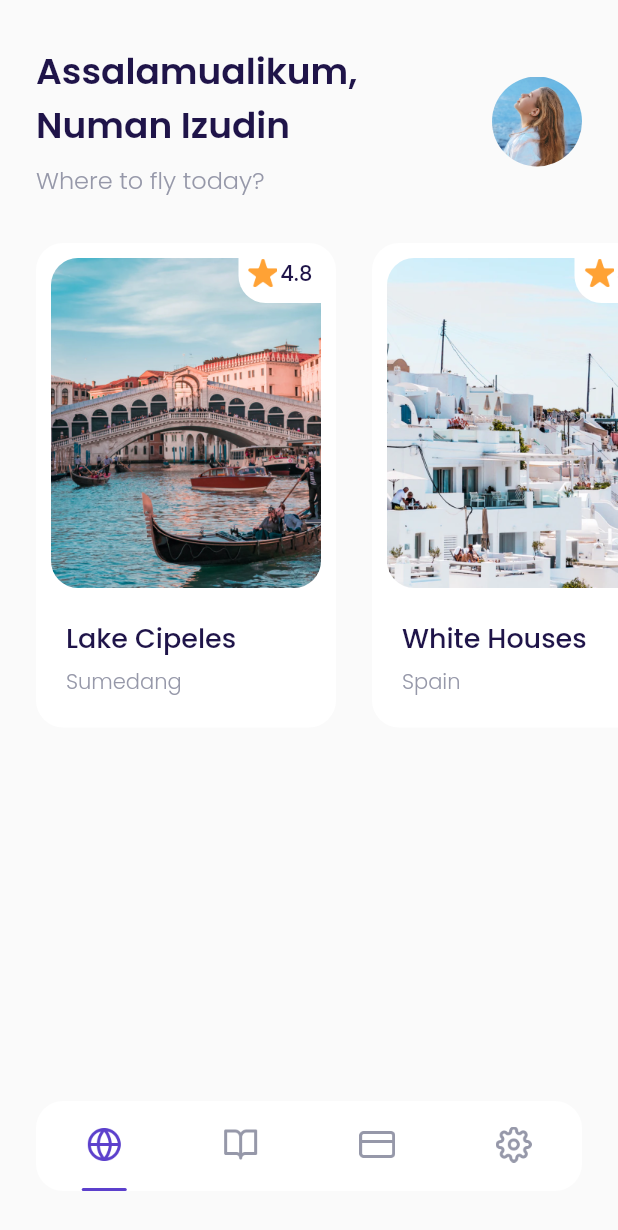
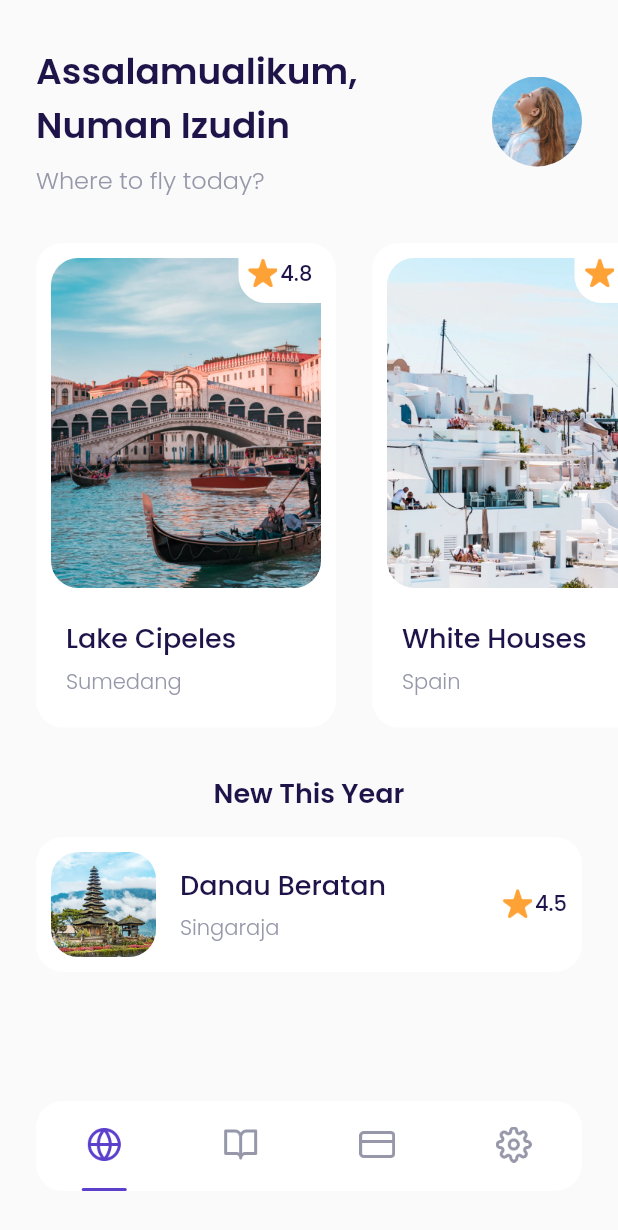
Before and after one commit to numanizudin/airplane, a Flutter app: the MainPage screen opened by its route, on a phone screen of 412 x 824 dp. Shown: the top 1230 px of the screen. Run offline on Flutter 3.47's test engine with Material 2 defaults, Android fonts, the phone set to English and light mode, and no system bars; our stand-ins replace google_fonts.

Commit message:
destination tile

```diff
--- a/lib/ui/pages/home_page.dart
+++ b/lib/ui/pages/home_page.dart
@@ -1,5 +1,6 @@
 import 'package:airplane/shared/theme.dart';
 import 'package:airplane/ui/widgets/destination_card.dart';
+import 'package:airplane/ui/widgets/destination_tile.dart';
 import 'package:flutter/material.dart';
 
 class HomePage extends StatelessWidget {
@@ -65,31 +66,31 @@ class HomePage extends StatelessWidget {
           scrollDirection: Axis.horizontal,
           child: Row(
             children: [
-              DestionationCard(
+              DestinationCard(
                 name: 'Lake Cipeles',
                 city: 'Sumedang',
                 imageUrl: 'assets/image_destination1.png',
                 rating: 4.8,
               ),
-              DestionationCard(
+              DestinationCard(
                 name: 'White Houses',
                 city: 'Spain',
                 imageUrl: 'assets/image_destination2.png',
                 rating: 4.7,
               ),
-              DestionationCard(
+              DestinationCard(
                 name: 'Hill Heyo',
                 city: 'Monaco',
                 imageUrl: 'assets/image_destination3.png',
                 rating: 4.8,
               ),
-              DestionationCard(
+              DestinationCard(
                 name: 'Menarra',
                 city: 'Japan',
                 imageUrl: 'assets/image_destination4.png',
                 rating: 5.0,
               ),
-              DestionationCard(
+              DestinationCard(
                 name: 'Payung Teduh',
                 city: 'Singapore',
                 imageUrl: 'assets/image_destination5.png',
@@ -101,10 +102,33 @@ class HomePage extends StatelessWidget {
       );
     }
 
+    Widget newDestination() {
+      return Container(
+        margin: EdgeInsets.only(
+          top: 30,
+          left: defaultMargin,
+          right: defaultMargin,
+        ),
+        child: Column(
+          children: [
+            Text(
+              'New This Year',
+              style: blackTextStyle.copyWith(
+                fontSize: 18,
+                fontWeight: semiBold,
+              ),
+            ),
+            DestinationTile(),
+          ],
+        ),
+      );
+    }
+
     return ListView(
       children: [
         header(),
         popularDestination(),
+        newDestination(),
       ],
     );
   }
--- a/lib/ui/widgets/destination_card.dart
+++ b/lib/ui/widgets/destination_card.dart
@@ -1,13 +1,13 @@
 import 'package:airplane/shared/theme.dart';
 import 'package:flutter/material.dart';
 
-class DestionationCard extends StatelessWidget {
+class DestinationCard extends StatelessWidget {
   final String name;
   final String city;
   final String imageUrl;
   final double rating;
 
-  const DestionationCard({
+  const DestinationCard({
     Key? key,
     required this.name,
     required this.city,
--- /dev/null
+++ b/lib/ui/widgets/destination_tile.dart
@@ -0,0 +1,81 @@
+import 'package:airplane/shared/theme.dart';
+import 'package:flutter/material.dart';
+
+class DestinationTile extends StatelessWidget {
+  const DestinationTile({Key? key}) : super(key: key);
+
+  @override
+  Widget build(BuildContext context) {
+    return Container(
+      margin: EdgeInsets.only(top: 16),
+      padding: EdgeInsets.all(10),
+      decoration: BoxDecoration(
+        color: kWhiteColor,
+        borderRadius: BorderRadius.circular(18),
+      ),
+      child: Row(
+        children: [
+          Container(
+            height: 70,
+            width: 70,
+            margin: EdgeInsets.only(right: 16),
+            decoration: BoxDecoration(
+              borderRadius: BorderRadius.circular(18),
+              image: DecorationImage(
+                fit: BoxFit.cover,
+                image: AssetImage(
+                  'assets/image_destination6.png',
+                ),
+              ),
+            ),
+          ),
+          Expanded(
+            child: Column(
+              crossAxisAlignment: CrossAxisAlignment.start,
+              children: [
+                Text(
+                  'Danau Beratan',
+                  style: blackTextStyle.copyWith(
+                    fontSize: 18,
+                    fontWeight: medium,
+                  ),
+                ),
+                SizedBox(height: 5),
+                Text(
+                  'Singaraja',
+                  style: greyTextStyle.copyWith(
+                    fontWeight: light,
+                  ),
+                ),
+              ],
+            ),
+          ),
+          Row(
+            mainAxisAlignment: MainAxisAlignment.center,
+            crossAxisAlignment: CrossAxisAlignment.start,
+            children: [
+              Container(
+                height: 20,
+                width: 20,
+                margin: EdgeInsets.only(right: 2),
+                decoration: BoxDecoration(
+                  image: DecorationImage(
+                    image: AssetImage(
+                      'assets/icon_star.png',
+                    ),
+                  ),
+                ),
+              ),
+              Text(
+                '4.5',
+                style: blackTextStyle.copyWith(
+                  fontWeight: medium,
+                ),
+              ),
+            ],
+          ),
+        ],
+      ),
+    );
+  }
+}
```
